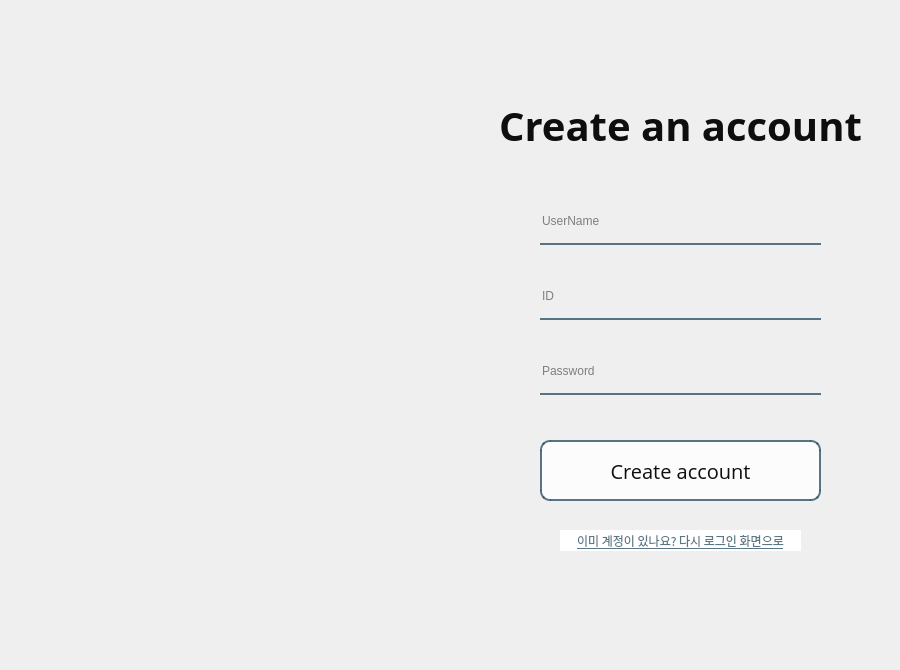
Qt form signup.ui (PROMLEE/Issue-Station) before a commit.
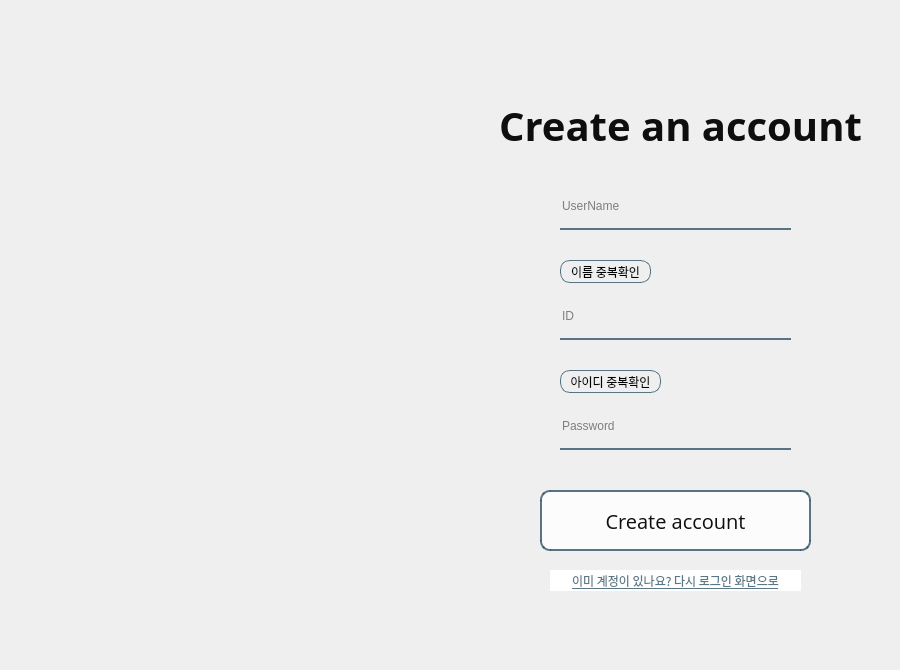
The same form after that commit. Icons and pictures are not drawn.

Commit message: 회원가입은 된듯!

What changed in the file:
```diff
--- a/signup.ui
+++ b/signup.ui
@@ -84,8 +84,8 @@
       <property name="geometry">
        <rect>
         <x>90</x>
-        <y>440</y>
-        <width>281</width>
+        <y>490</y>
+        <width>271</width>
         <height>61</height>
        </rect>
       </property>
@@ -125,9 +125,9 @@
      <widget class="QPushButton" name="back_btn">
       <property name="geometry">
        <rect>
-        <x>110</x>
-        <y>530</y>
-        <width>241</width>
+        <x>100</x>
+        <y>570</y>
+        <width>251</width>
         <height>21</height>
        </rect>
       </property>
@@ -156,19 +156,108 @@
        <string>이미 계정이 있나요? 다시 로그인 화면으로</string>
       </property>
      </widget>
+     <widget class="QPushButton" name="pushButton">
+      <property name="geometry">
+       <rect>
+        <x>110</x>
+        <y>260</y>
+        <width>91</width>
+        <height>23</height>
+       </rect>
+      </property>
+      <property name="font">
+       <font>
+        <family>맑은 고딕</family>
+       </font>
+      </property>
+      <property name="styleSheet">
+       <string notr="true">QPushButton#pushButton{
+	border: 1px solid rgba(46,82,101,200);
+	border-radius: 10px;
+	background-color: 'white';
+}
+QPushButton#pushButton:hover{
+	border-radius: 10px;
+	color: 'white';
+	background-color: rgba(46,82,101,200);
+}
+QPushButton#pushButton:pressed{
+	border-radius: 10px;
+	color: 'white';
+	background-color: rgba(46,82,101,200);
+}</string>
+      </property>
+      <property name="text">
+       <string>이름 중복확인</string>
+      </property>
+     </widget>
+     <widget class="QPushButton" name="pushButton_2">
+      <property name="geometry">
+       <rect>
+        <x>110</x>
+        <y>370</y>
+        <width>101</width>
+        <height>23</height>
+       </rect>
+      </property>
+      <property name="font">
+       <font>
+        <family>맑은 고딕</family>
+       </font>
+      </property>
+      <property name="styleSheet">
+       <string notr="true">QPushButton#pushButton_2{
+	border: 1px solid rgba(46,82,101,200);
+	border-radius: 10px;
+	background-color: 'white';
+}
+QPushButton#pushButton_2:hover{
+	border-radius: 10px;
+	color: 'white';
+	background-color: rgba(46,82,101,200);
+}
+QPushButton#pushButton_2:pressed{
+	border-radius: 10px;
+	color: 'white';
+	background-color: rgba(46,82,101,200);
+}</string>
+      </property>
+      <property name="text">
+       <string>아이디 중복확인</string>
+      </property>
+     </widget>
+     <widget class="QLabel" name="label_4">
+      <property name="geometry">
+       <rect>
+        <x>50</x>
+        <y>80</y>
+        <width>56</width>
+        <height>12</height>
+       </rect>
+      </property>
+      <property name="font">
+       <font>
+        <italic>false</italic>
+        <underline>true</underline>
+       </font>
+      </property>
+      <property name="styleSheet">
+       <string notr="true">color: 'red';</string>
+      </property>
+      <property name="text">
+       <string/>
+      </property>
+     </widget>
      <widget class="QWidget" name="">
       <property name="geometry">
        <rect>
-        <x>90</x>
+        <x>110</x>
         <y>190</y>
-        <width>281</width>
-        <height>221</height>
+        <width>231</width>
+        <height>63</height>
        </rect>
       </property>
       <layout class="QVBoxLayout" name="verticalLayout">
-       <property name="spacing">
-        <number>20</number>
-       </property>
        <item>
         <widget class="QLineEdit" name="user_name">
          <property name="minimumSize">
@@ -201,6 +290,30 @@
         </widget>
        </item>
        <item>
+        <widget class="QLabel" name="name_check">
+         <property name="font">
+          <font>
+           <family>맑은 고딕</family>
+          </font>
+         </property>
+         <property name="text">
+          <string/>
+         </property>
+        </widget>
+       </item>
+      </layout>
+     </widget>
+     <widget class="QWidget" name="">
+      <property name="geometry">
+       <rect>
+        <x>110</x>
+        <y>300</y>
+        <width>231</width>
+        <height>63</height>
+       </rect>
+      </property>
+      <layout class="QVBoxLayout" name="verticalLayout_2">
+       <item>
         <widget class="QLineEdit" name="user_id">
          <property name="minimumSize">
           <size>
@@ -232,6 +345,30 @@
         </widget>
        </item>
        <item>
+        <widget class="QLabel" name="id_check">
+         <property name="font">
+          <font>
+           <family>맑은 고딕</family>
+          </font>
+         </property>
+         <property name="text">
+          <string/>
+         </property>
+        </widget>
+       </item>
+      </layout>
+     </widget>
+     <widget class="QWidget" name="">
+      <property name="geometry">
+       <rect>
+        <x>110</x>
+        <y>410</y>
+        <width>231</width>
+        <height>60</height>
+       </rect>
+      </property>
+      <layout class="QVBoxLayout" name="verticalLayout_3">
+       <item>
         <widget class="QLineEdit" name="user_pw">
          <property name="minimumSize">
           <size>
@@ -259,6 +396,13 @@
          </property>
         </widget>
        </item>
+       <item>
+        <widget class="QLabel" name="pw_check">
+         <property name="text">
+          <string/>
+         </property>
+        </widget>
+       </item>
       </layout>
      </widget>
     </widget>
```
The commit also changes 1 other file.
